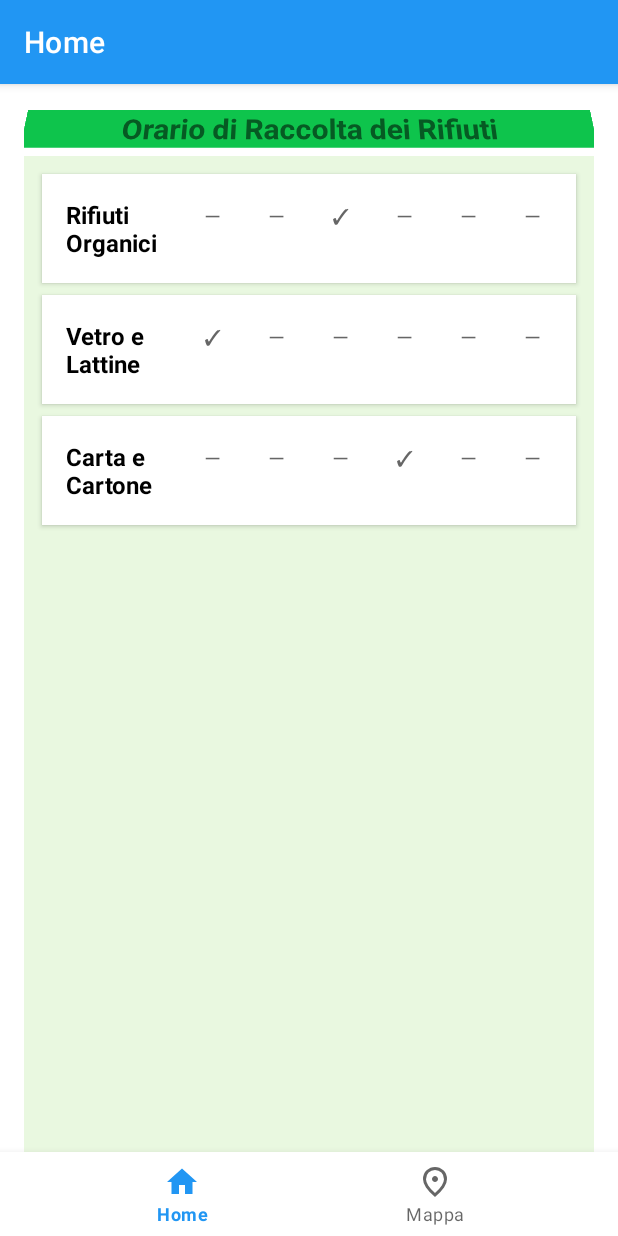
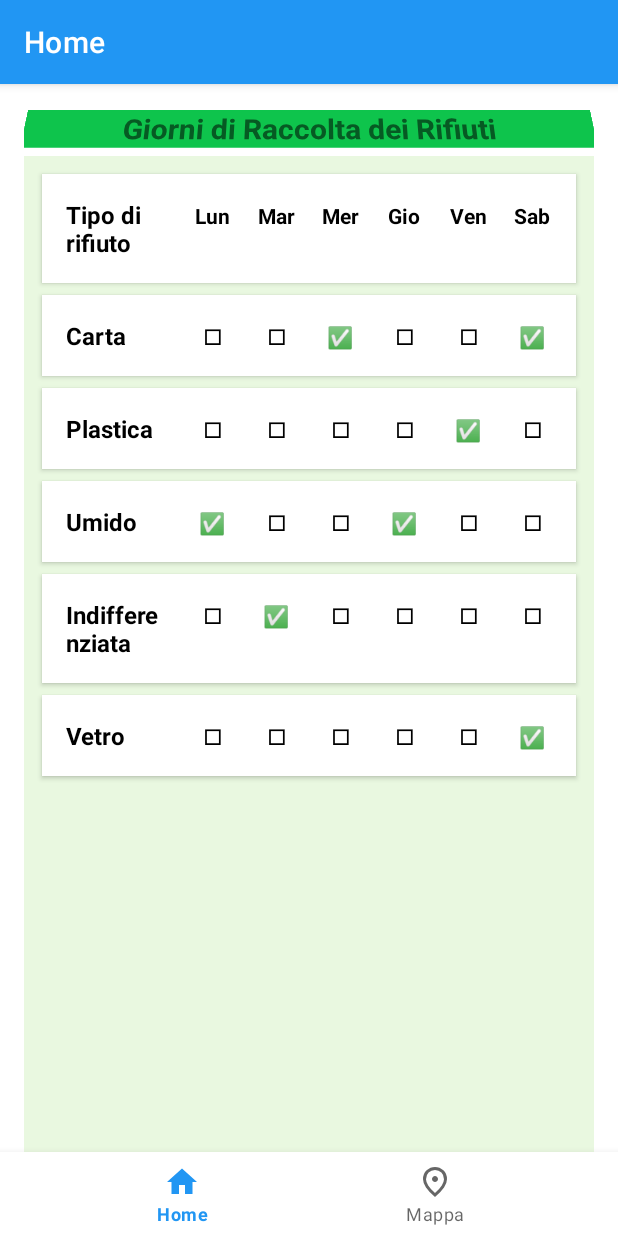
Before and after one commit to ecotrack-project/ecotrack-android, an Android app: the HomeFragment screen opened through its navigation route, on a phone screen of 412 x 824 dp. Run offline under Robolectric (Android 15) with nearby library versions, the phone set to English and light mode, and no system bars; our stand-ins replace Volley, navigation-ui; libraries missing offline, so code that uses them is left out: com.google.maps.android.

Commit message:
finished app

```diff
--- a/app/src/main/java/com/ecotrack/android/ui/home/HomeFragment.kt
+++ b/app/src/main/java/com/ecotrack/android/ui/home/HomeFragment.kt
@@ -13,18 +13,18 @@ class HomeFragment : Fragment() {
     private var _binding: FragmentHomeBinding? = null
     private val binding get() = _binding!!
 
-    override fun onCreateView(
-        inflater: LayoutInflater,
-        container: ViewGroup?,
-        savedInstanceState: Bundle?
-    ): View {
+    override fun onCreateView(inflater: LayoutInflater, container: ViewGroup?, savedInstanceState: Bundle?): View {
+
         _binding = FragmentHomeBinding.inflate(inflater, container, false)
 
         // Dummy data for testing
         val timetableData = listOf(
-            listOf("Rifiuti Organici", "—", "—", "✓", "—", "—", "—"),
-            listOf("Vetro e Lattine", "✓", "—", "—", "—", "—", "—"),
-            listOf("Carta e Cartone", "—", "—", "—", "✓", "—", "—")
+            listOf("Tipo di rifiuto", "Lun", "Mar", "Mer", "Gio", "Ven", "Sab"),
+            listOf("Carta", "☐", "☐", "✅", "☐", "☐", "✅"),
+            listOf("Plastica", "☐", "☐", "☐", "☐", "✅", "☐"),
+            listOf("Umido", "✅", "☐", "☐", "✅", "☐", "☐"),
+            listOf("Indifferenziata", "☐", "✅", "☐", "☐", "☐", "☐"),
+            listOf("Vetro", "☐", "☐", "☐", "☐", "☐", "✅")
         )
 
         // Set up RecyclerView
@@ -35,6 +35,7 @@ class HomeFragment : Fragment() {
         return binding.root
     }
 
+
     override fun onDestroyView() {
         super.onDestroyView()
         _binding = null
--- a/app/src/main/java/com/ecotrack/android/ui/home/HomeViewModel.kt
+++ b/app/src/main/java/com/ecotrack/android/ui/home/HomeViewModel.kt
@@ -11,12 +11,16 @@ class HomeViewModel : ViewModel() {
     }
     val text: LiveData<String> = _text
 
+
     private val _wasteCollectionTimetable = MutableLiveData<List<List<String>>>().apply {
         // Dati di esempio: ogni sotto-lista rappresenta una riga con i giorni della settimana
         value = listOf(
-            listOf("Rifiuti Organici", "—", "—", "✓", "—", "—", "—"),
-            listOf("Vetro e Lattine", "✓", "—", "—", "—", "—", "—"),
-            listOf("Carta e Cartone", "—", "—", "—", "✓", "—", "—")
+            listOf("Tipo di rifiuto", "Lun", "Mar", "Mer", "Gio", "Ven", "Sab"),
+            listOf("Carta", "—", "—", "✓", "—", "—", "—"),
+            listOf("Plastica", "✓", "—", "—", "—", "—", "—"),
+            listOf("Umido", "—", "—", "—", "✓", "—", "—"),
+            listOf("Indifferenziata", "✓", "—", "—", "—", "—", "—"),
+            listOf("Vetro", "—", "—", "—", "✓", "—", "—")
         )
     }
     val wasteCollectionTimetable: LiveData<List<List<String>>> = _wasteCollectionTimetable
--- a/app/src/main/java/com/ecotrack/android/ui/home/TimetableAdapter.kt
+++ b/app/src/main/java/com/ecotrack/android/ui/home/TimetableAdapter.kt
@@ -22,8 +22,7 @@ class TimetableAdapter(
     }
 
     override fun onCreateViewHolder(parent: ViewGroup, viewType: Int): TimetableViewHolder {
-        val view = LayoutInflater.from(parent.context)
-            .inflate(R.layout.item_timetable_row, parent, false)
+        val view = LayoutInflater.from(parent.context).inflate(R.layout.item_timetable_row, parent, false)
         return TimetableViewHolder(view)
     }
 
--- a/app/src/main/res/layout/fragment_marker_details.xml
+++ b/app/src/main/res/layout/fragment_marker_details.xml
@@ -23,7 +23,8 @@
         android:singleLine="false"
         android:text="@string/trash_type"
         android:textColor="?colorOnSecondary"
-        android:textSize="18sp" />
+        android:textStyle="bold"
+        android:textSize="20sp" />
 
     <TextView
         android:id="@+id/fillingLevelTextView"
--- a/app/src/main/res/layout/item_timetable_row.xml
+++ b/app/src/main/res/layout/item_timetable_row.xml
@@ -14,11 +14,11 @@
         android:layout_width="0dp"
         android:layout_height="wrap_content"
         android:layout_weight="2"
+        android:gravity="center_vertical"
         android:padding="8dp"
+        android:textColor="#000000"
         android:textSize="16sp"
-        android:textStyle="bold"
-        android:gravity="center_vertical"
-        android:textColor="#000000" />
+        android:textStyle="bold" />
 
     <!-- Monday Column -->
     <TextView
@@ -29,7 +29,8 @@
         android:gravity="center"
         android:padding="8dp"
         android:textSize="14sp"
-        android:textColor="#666666" />
+        android:textStyle="bold"
+        android:textColor="#000000" />
 
     <!-- Tuesday Column -->
     <TextView
@@ -40,7 +41,8 @@
         android:gravity="center"
         android:padding="8dp"
         android:textSize="14sp"
-        android:textColor="#666666" />
+        android:textStyle="bold"
+        android:textColor="#000000" />
 
     <!-- Wednesday Column -->
     <TextView
@@ -51,7 +53,8 @@
         android:gravity="center"
         android:padding="8dp"
         android:textSize="14sp"
-        android:textColor="#666666" />
+        android:textStyle="bold"
+        android:textColor="#000000" />
 
     <!-- Thursday Column -->
     <TextView
@@ -62,7 +65,8 @@
         android:gravity="center"
         android:padding="8dp"
         android:textSize="14sp"
-        android:textColor="#666666" />
+        android:textStyle="bold"
+        android:textColor="#000000" />
 
     <!-- Friday Column -->
     <TextView
@@ -73,7 +77,8 @@
         android:gravity="center"
         android:padding="8dp"
         android:textSize="14sp"
-        android:textColor="#666666" />
+        android:textStyle="bold"
+        android:textColor="#000000" />
 
     <!-- Saturday Column -->
     <TextView
@@ -84,5 +89,6 @@
         android:gravity="center"
         android:padding="8dp"
         android:textSize="14sp"
-        android:textColor="#666666" />
+        android:textStyle="bold"
+        android:textColor="#000000" />
 </LinearLayout>
--- a/app/src/main/res/values/strings.xml
+++ b/app/src/main/res/values/strings.xml
@@ -14,7 +14,7 @@
     <string name="submit_button">Invia</string>
     <string name="description">Descrizione</string>
     <string name="email">E-mail</string>
-    <string name="WasteCollectionTimetable">Orario di Raccolta dei Rifiuti</string>
+    <string name="WasteCollectionTimetable">Giorni di Raccolta dei Rifiuti</string>
     <string name="trashcan_id">ID</string>
 
 </resources>
```
